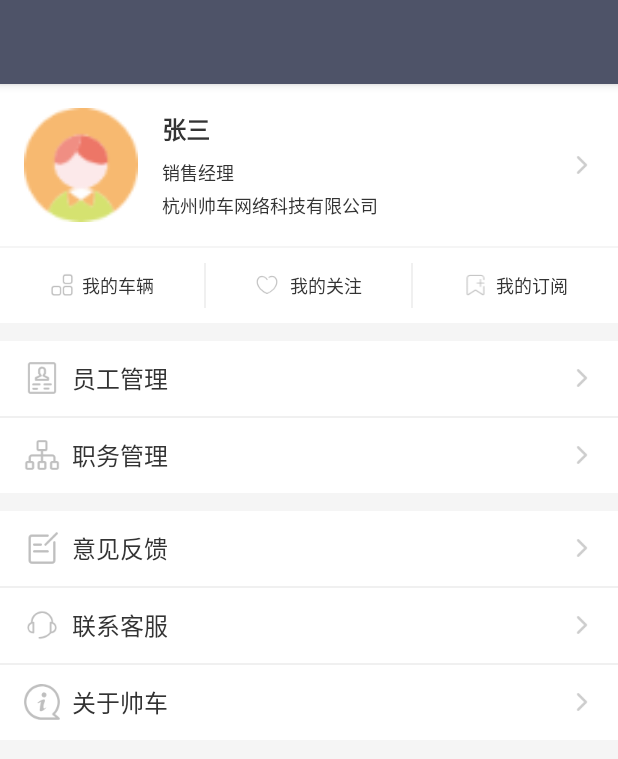
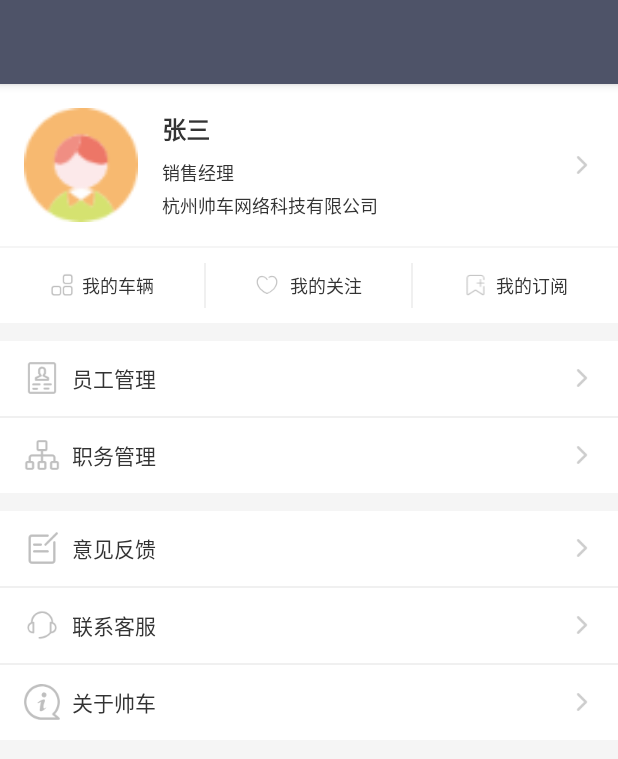
Before and after one commit to baoyinbo/SC, an Android app: the layout fra_my_main.xml on its own in the app's theme, with its tools: preview values and no code run, on a phone screen of 412 x 824 dp. Shown: the top 759 px of the screen. Run offline under Robolectric (Android 15) with nearby library versions, the phone set to English and light mode, and no system bars.

Commit message:
优化字段

```diff
--- a/app/src/main/res/layout/fra_my_main.xml
+++ b/app/src/main/res/layout/fra_my_main.xml
@@ -129,7 +129,7 @@
                         android:src="@mipmap/ic_my_comployee"/>
 
                     <TextView
-                        style="@style/txt_first_black"
+                        style="@style/txt_detail_item"
                         android:layout_width="wrap_content"
                         android:layout_height="wrap_content"
                         android:layout_toRightOf="@id/ivComployee"
@@ -162,7 +162,7 @@
                         android:src="@mipmap/ic_my_job"/>
 
                     <TextView
-                        style="@style/txt_first_black"
+                        style="@style/txt_detail_item"
                         android:layout_width="wrap_content"
                         android:layout_height="wrap_content"
                         android:layout_toRightOf="@id/ivJob"
@@ -200,7 +200,7 @@
                         android:src="@mipmap/ic_my_feedback"/>
 
                     <TextView
-                        style="@style/txt_first_black"
+                        style="@style/txt_detail_item"
                         android:layout_width="wrap_content"
                         android:layout_height="wrap_content"
                         android:layout_toRightOf="@id/ivFeedback"
@@ -233,7 +233,7 @@
                         android:src="@mipmap/ic_my_contact"/>
 
                     <TextView
-                        style="@style/txt_first_black"
+                        style="@style/txt_detail_item"
                         android:layout_width="wrap_content"
                         android:layout_height="wrap_content"
                         android:layout_toRightOf="@id/ivContact"
@@ -266,7 +266,7 @@
                         android:src="@mipmap/ic_my_about"/>
 
                     <TextView
-                        style="@style/txt_first_black"
+                        style="@style/txt_detail_item"
                         android:layout_width="wrap_content"
                         android:layout_height="wrap_content"
                         android:layout_toRightOf="@id/ivAbout"
--- a/app/src/main/res/values/font_dimens.xml
+++ b/app/src/main/res/values/font_dimens.xml
@@ -3,4 +3,6 @@
     <dimen name="txt_first">16dp</dimen>
     <dimen name="txt_second">12dp</dimen>
     <dimen name="txt_third">10dp</dimen>
+
+    <dimen name="txt_item_context">14dp</dimen>
 </resources>
--- a/app/src/main/res/values/txt_styles.xml
+++ b/app/src/main/res/values/txt_styles.xml
@@ -40,12 +40,12 @@
 
     <!--详情 条目-->
     <style name="txt_detail_item">
-        <item name="android:textSize">@dimen/txt_second</item>
+        <item name="android:textSize">@dimen/txt_item_context</item>
         <item name="android:textColor">@color/txt_first_title</item>
     </style>
     <!--详情 内容-->
     <style name="txt_detail_context">
-        <item name="android:textSize">@dimen/txt_second</item>
+        <item name="android:textSize">@dimen/txt_item_context</item>
         <item name="android:textColor">@color/txt_second_title</item>
     </style>
 
```
